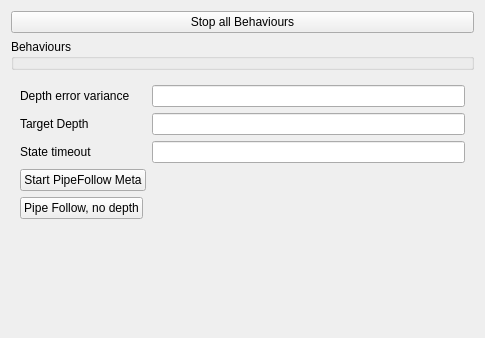
The window that Hanse/MetaBehaviour/metabehaviourform.ui (iti-luebeck/HANSE2011) describes before a commit, drawn with Qt 5.
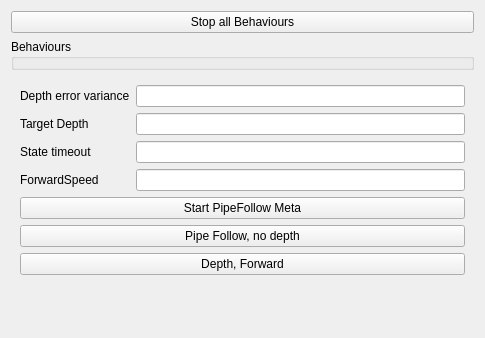
The same window after the commit.

The edit to the form file:
```diff
--- a/Hanse/MetaBehaviour/metabehaviourform.ui
+++ b/Hanse/MetaBehaviour/metabehaviourform.ui
@@ -65,13 +65,6 @@
       <item row="1" column="1">
        <widget class="QLineEdit" name="targetDepth"/>
       </item>
-      <item row="3" column="0">
-       <widget class="QPushButton" name="pipeFollowMeta">
-        <property name="text">
-         <string>Start PipeFollow Meta</string>
-        </property>
-       </widget>
-      </item>
       <item row="2" column="1">
        <widget class="QLineEdit" name="timeout"/>
       </item>
@@ -82,13 +75,37 @@
         </property>
        </widget>
       </item>
-      <item row="4" column="0">
+      <item row="6" column="0" colspan="2">
+       <widget class="QPushButton" name="simpleForward">
+        <property name="text">
+         <string>Depth, Forward</string>
+        </property>
+       </widget>
+      </item>
+      <item row="5" column="0" colspan="2">
        <widget class="QPushButton" name="pipeFollowNoDepthButton">
         <property name="text">
          <string>Pipe Follow, no depth</string>
         </property>
        </widget>
       </item>
+      <item row="4" column="0" colspan="2">
+       <widget class="QPushButton" name="pipeFollowMeta">
+        <property name="text">
+         <string>Start PipeFollow Meta</string>
+        </property>
+       </widget>
+      </item>
+      <item row="3" column="0">
+       <widget class="QLabel" name="label_4">
+        <property name="text">
+         <string>ForwardSpeed</string>
+        </property>
+       </widget>
+      </item>
+      <item row="3" column="1">
+       <widget class="QLineEdit" name="forwardSpeed"/>
+      </item>
      </layout>
     </widget>
    </item>
```
